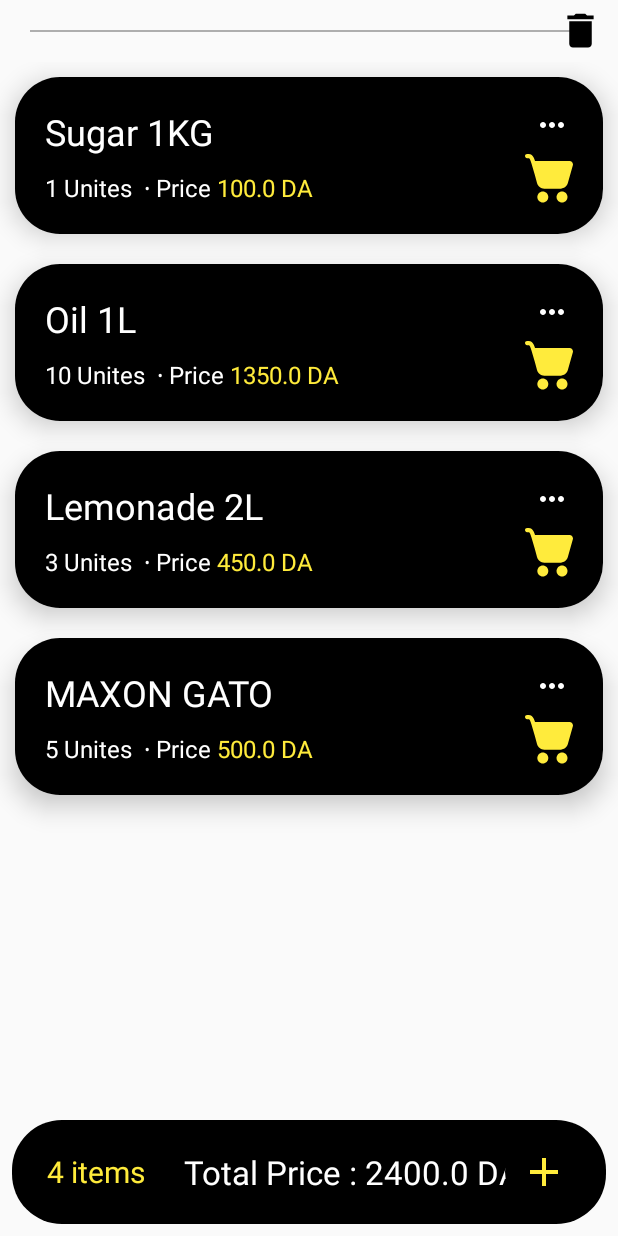
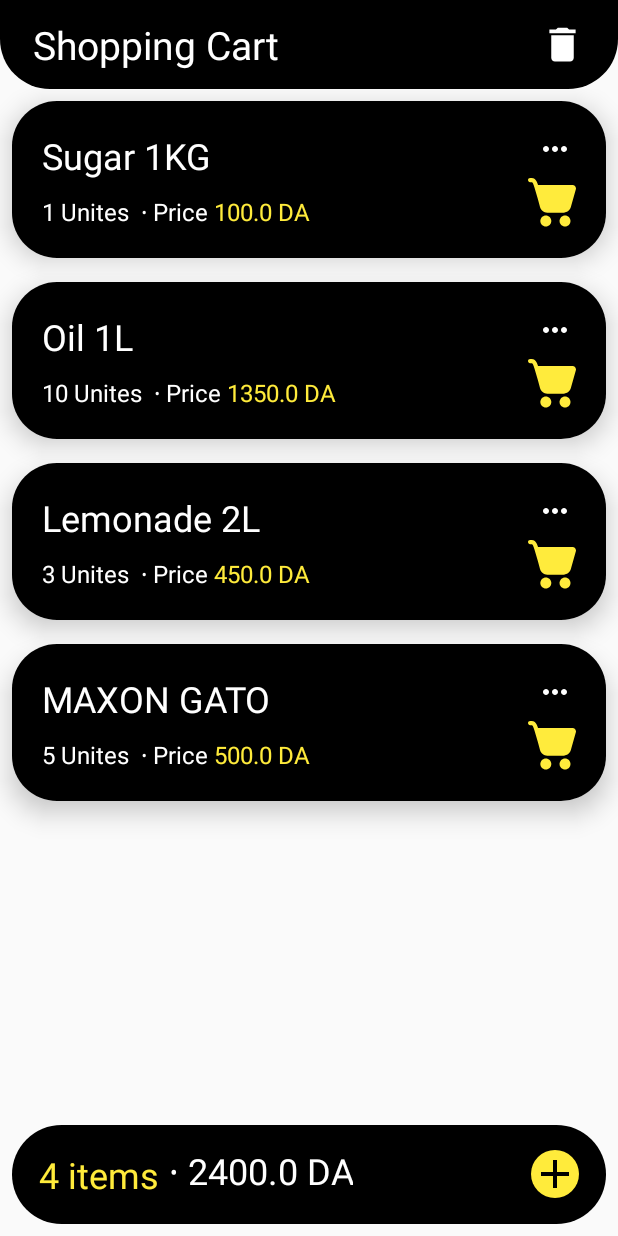
Before and after one commit to Fatah-BNB/my_shopping_cart, an Android app: the screen it shows after launch (MainActivity), on a phone screen of 412 x 824 dp. Run offline under Robolectric (Android 15) with nearby library versions, the phone set to English and light mode, and no system bars; our stand-ins replace Room's generated code.

Commit message:
Complete design https://www.figma.com/file/pOXMGDwj99zc9hqdF5LPll/Shopping-Cart---MAG?node-id=0%3A1&t=lrfRLpAVNaoxwdAu-3

```diff
--- a/app/src/main/java/com/example/myshoppingcart/MainActivity.java
+++ b/app/src/main/java/com/example/myshoppingcart/MainActivity.java
@@ -74,7 +74,7 @@ public class MainActivity extends AppCompatActivity {
             @Override
             public void onChanged(Double totalPriceValue) {
                 if (totalPriceValue == null){totalPriceValue = 0.0;}
-                totalPrice.setText("Total Price : "+totalPriceValue+" DA");
+                totalPrice.setText(" ∙ "+totalPriceValue+" DA");
             }
         });
 
--- /dev/null
+++ b/app/src/main/res/drawable/bg_top.xml
@@ -0,0 +1,5 @@
+<?xml version="1.0" encoding="utf-8"?>
+<shape android:shape="rectangle" xmlns:android="http://schemas.android.com/apk/res/android">
+    <corners android:bottomLeftRadius="33dp" android:bottomRightRadius="33dp"/>
+    <solid android:color="@color/black"/>
+</shape>
--- a/app/src/main/res/drawable/ic_add.xml
+++ b/app/src/main/res/drawable/ic_add.xml
@@ -1,5 +1,5 @@
-<vector android:height="50dp" android:tint="@color/fancy_yellow"
+<vector android:height="50dp" android:tint="@color/black"
     android:viewportHeight="24" android:viewportWidth="24"
     android:width="50dp" xmlns:android="http://schemas.android.com/apk/res/android">
-    <path android:fillColor="@color/fancy_yellow" android:pathData="M19,13h-6v6h-2v-6H5v-2h6V5h2v6h6v2z"/>
+    <path android:fillColor="@color/black" android:pathData="M19,13h-6v6h-2v-6H5v-2h6V5h2v6h6v2z"/>
 </vector>
--- a/app/src/main/res/drawable/ic_delete.xml
+++ b/app/src/main/res/drawable/ic_delete.xml
@@ -1,4 +1,4 @@
-<vector android:height="24dp" android:tint="#000000"
+<vector android:height="24dp"
     android:viewportHeight="24" android:viewportWidth="24"
     android:width="24dp" xmlns:android="http://schemas.android.com/apk/res/android">
     <path android:fillColor="@android:color/white" android:pathData="M6,19c0,1.1 0.9,2 2,2h8c1.1,0 2,-0.9 2,-2V7H6v12zM19,4h-3.5l-1,-1h-5l-1,1H5v2h14V4z"/>
--- a/app/src/main/res/layout/activity_main.xml
+++ b/app/src/main/res/layout/activity_main.xml
@@ -8,12 +8,23 @@
     tools:context=".MainActivity">
 
     <RelativeLayout
+        android:id="@+id/nav_bar"
         android:layout_width="wrap_content"
         android:layout_height="wrap_content"
+        android:background="@drawable/bg_top"
         android:gravity="center_vertical"
-        android:id="@+id/nav_bar">
+        android:padding="12dp"
+        android:paddingStart="22dp"
+        android:paddingEnd="22dp">
 
 
+        <TextView
+            android:id="@+id/textView"
+            android:layout_width="wrap_content"
+            android:layout_height="wrap_content"
+            android:text="Shopping Cart"
+            android:textColor="@color/white"
+            android:textSize="26dp" />
 
         <com.google.android.material.divider.MaterialDivider
             android:layout_width="match_parent"
@@ -26,6 +37,7 @@
             android:layout_toStartOf="@id/add_new_item"
             android:layout_toEndOf="@id/total_items"
             android:alpha="0.3"
+            android:visibility="gone"
             app:dividerColor="@color/black" />
 
         <ImageView
@@ -34,7 +46,6 @@
             android:layout_height="30dp"
             android:layout_alignParentEnd="true"
             android:layout_centerVertical="true"
-            android:layout_marginEnd="10dp"
             android:src="@drawable/ic_delete" />
 
 
@@ -47,18 +58,22 @@
         android:layout_height="match_parent"
         android:layout_above="@id/total_price"
         android:layout_below="@id/nav_bar"
-        android:layout_marginBottom="80dp"
+        android:layout_marginBottom="70dp"
         tools:listitem="@layout/item" />
 
     <RelativeLayout
         android:layout_width="match_parent"
         android:layout_height="wrap_content"
         android:layout_alignParentBottom="true"
-        android:layout_margin="8dp"
+        android:layout_marginStart="8dp"
+        android:layout_marginTop="8dp"
+        android:layout_marginEnd="8dp"
+        android:layout_marginBottom="8dp"
         android:background="@drawable/add_btn_drawable"
         android:gravity="center"
-        android:padding="10dp"
-        android:paddingStart="18dp">
+        android:padding="14dp"
+        android:paddingStart="18dp"
+        android:paddingEnd="18dp">
 
         <TextView
             android:id="@+id/total_items"
@@ -69,22 +84,20 @@
             android:layout_marginStart="0dp"
             android:layout_marginTop="0dp"
             android:layout_marginBottom="0dp"
-            android:padding="5dp"
             android:text="items"
             android:textColor="@color/fancy_yellow"
-            android:textSize="20dp" />
+            android:textSize="24sp" />
 
         <TextView
             android:id="@+id/total_price"
             android:layout_width="wrap_content"
             android:layout_height="wrap_content"
-            android:layout_marginStart="10dp"
             android:layout_toEndOf="@+id/total_items"
             android:gravity="center"
-            android:padding="10dp"
-            android:text="Total Price : 1200.0 DA"
+            android:text=" ∙ 1200.0 DA"
             android:textAppearance="@style/TextAppearance.AppCompat.Large"
-            android:textColor="@color/white" />
+            android:textColor="@color/white"
+            android:textSize="24sp" />
 
         <TextView
             android:id="@+id/empty"
@@ -107,18 +120,14 @@
             android:layout_marginEnd="0dp"
             android:layout_marginBottom="0dp"
             android:background="@drawable/add_btn_drawable"
+            android:backgroundTint="@color/fancy_yellow"
             android:gravity="center"
-            android:orientation="horizontal"
-            android:paddingStart="10dp"
-            android:paddingTop="5dp"
-            android:paddingEnd="10dp"
-            android:paddingBottom="5dp">
+            android:orientation="horizontal">
 
             <ImageView
                 android:layout_width="32dp"
                 android:layout_height="32dp"
                 android:layout_gravity="center_vertical"
-                android:layout_marginEnd="5dp"
                 android:src="@drawable/ic_add" />
 
         </LinearLayout>
--- a/app/src/main/res/layout/item.xml
+++ b/app/src/main/res/layout/item.xml
@@ -1,13 +1,15 @@
 <?xml version="1.0" encoding="utf-8"?>
 <androidx.cardview.widget.CardView xmlns:android="http://schemas.android.com/apk/res/android"
+    xmlns:app="http://schemas.android.com/apk/res-auto"
     android:layout_width="match_parent"
     android:layout_height="wrap_content"
-    xmlns:app="http://schemas.android.com/apk/res-auto"
-    app:cardCornerRadius="30dp"
-    app:cardElevation="10dp"
+    android:layout_margin="8dp"
+    android:layout_marginBottom="0dp"
     android:orientation="vertical"
     android:outlineSpotShadowColor="@color/black"
-    android:layout_margin="10dp">
+    app:cardCornerRadius="30dp"
+    app:cardElevation="10dp">
+
     <RelativeLayout
         android:id="@+id/item_card"
         android:layout_width="match_parent"
@@ -34,25 +36,26 @@
             android:textAppearance="@style/TextAppearance.AppCompat.Large"
             android:textColor="@color/white"
             android:textSize="24sp" />
+
         <LinearLayout
             android:id="@+id/unit_price"
             android:layout_width="wrap_content"
             android:layout_height="wrap_content"
             android:layout_alignParentEnd="true"
             android:layout_centerVertical="true"
+            android:layout_marginEnd="160dp"
             android:gravity="center"
-            android:layout_marginEnd="160dp"
-            android:orientation="vertical"/>
-
+            android:orientation="vertical" />
 
 
         <LinearLayout
+            android:id="@+id/item_num"
             android:layout_width="wrap_content"
             android:layout_height="wrap_content"
-            android:id="@+id/item_num"
             android:layout_below="@+id/item_name"
             android:layout_marginTop="2dp"
             android:orientation="horizontal">
+
             <TextView
                 android:id="@+id/item_qnt"
                 android:layout_width="wrap_content"
@@ -70,8 +73,9 @@
                 android:layout_toStartOf="@id/item_qnt"
                 android:gravity="bottom"
                 android:text=" Unites "
-                android:textSize="16sp"
-                android:textColor="@color/white" />
+                android:textColor="@color/white"
+                android:textSize="16sp" />
+
             <TextView
                 android:layout_width="wrap_content"
                 android:layout_height="wrap_content"
```
